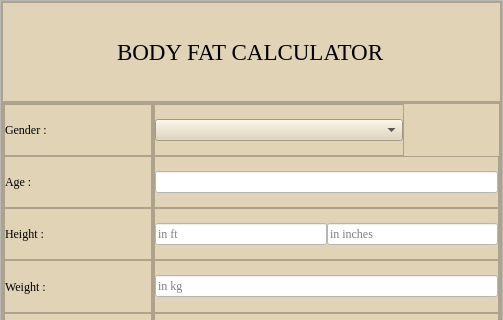
First picture: the form in basic.ui, repository skidgefries/rightmeal, before the edit; both pictures show x 0 to 503 and y 0 to 320 of the 503 by 573 pixel window.
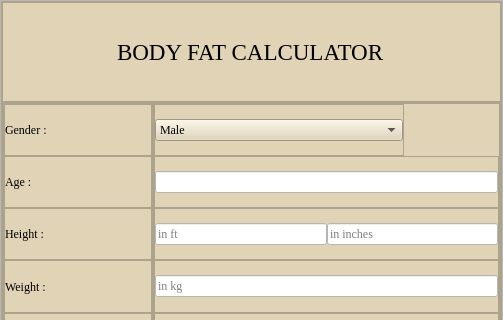
Second picture: the form after the edit.

```diff
--- a/basic.ui
+++ b/basic.ui
@@ -546,11 +546,6 @@
                        <family>Times New Roman</family>
                       </font>
                      </property>
-                     <item>
-                      <property name="text">
-                       <string/>
-                      </property>
-                     </item>
                      <item>
                       <property name="text">
                        <string>Male</string>
```
